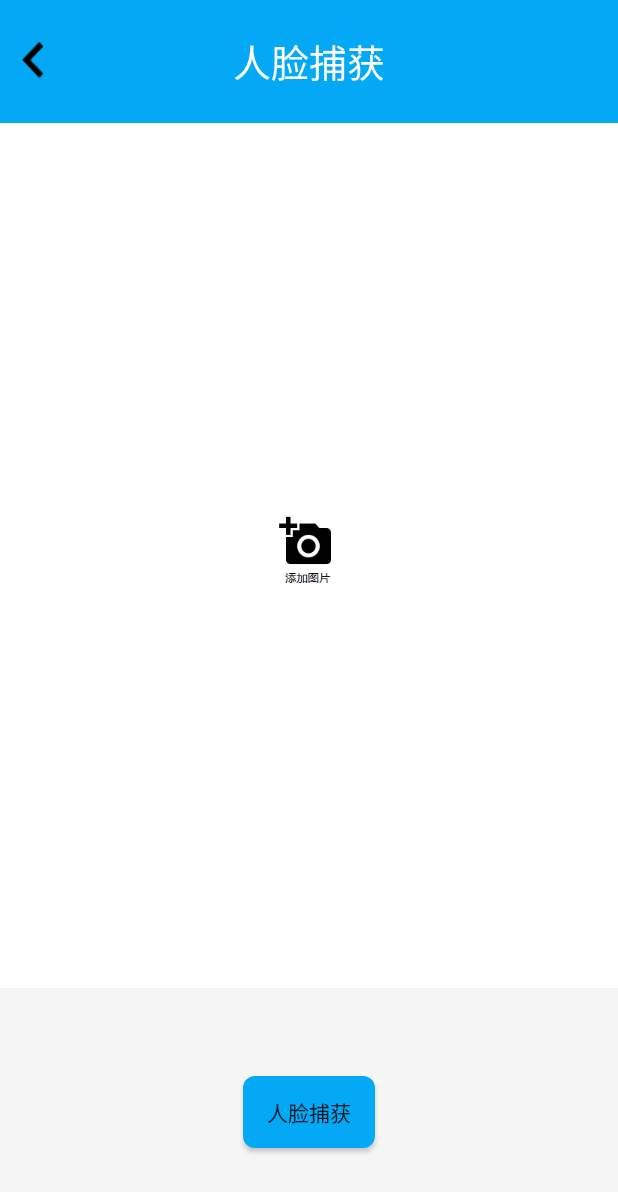
After one commit to Marsor707/FaceRecognition, an Android app: the CaptureActivity screen opened directly, with no data from a screen before it, on a phone screen of 412 x 824 dp. The commit adds this screen. Shown: the top 1192 px of the screen. Run offline under Robolectric (Android 15) with nearby library versions, the phone set to English and light mode, and no system bars.

Commit message:
1、实现了人脸捕获功能

```diff
--- a/app/src/main/AndroidManifest.xml
+++ b/app/src/main/AndroidManifest.xml
@@ -37,6 +37,8 @@
             android:screenOrientation="portrait"/>
         <activity android:name=".TrackCameraActivity"
             android:screenOrientation="portrait"/>
+        <activity android:name=".CaptureActivity"
+            android:screenOrientation="portrait"/>
     </application>
 
 </manifest>
--- /dev/null
+++ b/app/src/main/java/com/facerecognition/CaptureActivity.java
@@ -0,0 +1,112 @@
+package com.facerecognition;
+
+import android.content.ContentResolver;
+import android.content.Intent;
+import android.graphics.Bitmap;
+import android.graphics.BitmapFactory;
+import android.graphics.Canvas;
+import android.graphics.Color;
+import android.graphics.Paint;
+import android.graphics.PointF;
+import android.media.FaceDetector;
+import android.net.Uri;
+import android.os.Bundle;
+import android.support.annotation.Nullable;
+import android.support.v7.app.AppCompatActivity;
+import android.view.View;
+import android.widget.Button;
+import android.widget.ImageButton;
+import android.widget.Toast;
+
+import java.io.FileNotFoundException;
+
+/**
+ * Created by marsor on 2017/5/9.
+ */
+
+public class CaptureActivity extends AppCompatActivity {
+    private static final int REQUEST_CODE=1;
+    private static final int NUMBER_OF_FACES=5;
+    private static final String TAG = "CaptureActivity";
+    private int imageWidth,imageHeight,detectedFaces;
+    private FaceDetector faceDetector;
+    private FaceDetector.Face[] faces;
+    private ImageButton capturePhoto;
+    private Button capture;
+    private Bitmap myBitMap;
+    private Paint paint;
+    @Override
+    protected void onCreate(@Nullable Bundle savedInstanceState) {
+        super.onCreate(savedInstanceState);
+        setContentView(R.layout.capture);
+        init();
+    }
+
+    private void init(){
+        paint=new Paint();
+        paint.setColor(Color.GREEN);
+        paint.setStrokeWidth(2);
+        paint.setStyle(Paint.Style.STROKE);
+        capturePhoto= (ImageButton) findViewById(R.id.capturePhoto);
+        capture= (Button) findViewById(R.id.capture);
+        capturePhoto.setOnClickListener(new View.OnClickListener() {
+            @Override
+            public void onClick(View v) {
+                Intent intent=new Intent();
+                intent.setType("image/*");
+                intent.setAction(Intent.ACTION_GET_CONTENT);
+                startActivityForResult(intent,REQUEST_CODE);
+            }
+        });
+        capture.setOnClickListener(new View.OnClickListener() {
+            @Override
+            public void onClick(View v) {
+                if(myBitMap!=null){
+                    imageHeight=myBitMap.getHeight();
+                    imageWidth=myBitMap.getWidth();
+                    faces=new FaceDetector.Face[NUMBER_OF_FACES];
+                    faceDetector=new FaceDetector(imageWidth,imageHeight,NUMBER_OF_FACES);
+                    detectedFaces=faceDetector.findFaces(myBitMap,faces);
+                    if(detectedFaces<=0){
+                        Toast.makeText(CaptureActivity.this,"找不到人脸",Toast.LENGTH_SHORT).show();
+                    }else {
+                        drawFace(faces);
+                        capturePhoto.setImageBitmap(myBitMap);
+                    }
+                }
+            }
+        });
+    }
+
+    @Override
+    protected void onActivityResult(int requestCode, int resultCode, Intent data) {
+        if(requestCode==REQUEST_CODE&&resultCode==RESULT_OK){
+            if(data!=null){
+                Uri uri=data.getData();
+                ContentResolver contentResolver=getContentResolver();
+                try {
+                    Bitmap bitmap = BitmapFactory.decodeStream(contentResolver.openInputStream(uri));
+                    myBitMap=bitmap.copy(Bitmap.Config.RGB_565,true);
+                    capturePhoto.setImageBitmap(bitmap);
+                } catch (FileNotFoundException e) {
+                    e.printStackTrace();
+                }
+            }
+        }
+        super.onActivityResult(requestCode, resultCode, data);
+    }
+
+    private void drawFace(FaceDetector.Face[] faces){
+        float eyeDistance=0f;
+        Canvas canvas=new Canvas(myBitMap);
+        for(int i=0;i<faces.length;i++){
+            FaceDetector.Face face=faces[i];
+            if(face!=null){
+                PointF pointF=new PointF();
+                face.getMidPoint(pointF);
+                eyeDistance=face.eyesDistance();
+                canvas.drawRect(pointF.x-eyeDistance,pointF.y-eyeDistance,pointF.x+eyeDistance,pointF.y+eyeDistance,paint);
+            }
+        }
+    }
+}
--- a/app/src/main/java/com/facerecognition/MainActivity.java
+++ b/app/src/main/java/com/facerecognition/MainActivity.java
@@ -94,6 +94,11 @@ public class MainActivity extends AppCompatActivity implements AdapterView.OnIte
                 startActivity(intent);
                 break;
             }
+            case 4:{
+                Intent intent=new Intent(MainActivity.this,CaptureActivity.class);
+                startActivity(intent);
+                break;
+            }
             default:break;
         }
     }
--- /dev/null
+++ b/app/src/main/res/layout/capture.xml
@@ -0,0 +1,43 @@
+<?xml version="1.0" encoding="utf-8"?>
+<LinearLayout xmlns:android="http://schemas.android.com/apk/res/android"
+    android:layout_width="match_parent"
+    android:layout_height="match_parent"
+    android:orientation="vertical"
+    android:layout_weight="1"
+    android:background="#F5F5F5">
+
+    <view.TitleLayout
+        xmlns:android="http://schemas.android.com/apk/res/android"
+        xmlns:custom="http://schemas.android.com/apk/res-auto"
+        android:layout_width="match_parent"
+        android:layout_height="0dp"
+        android:layout_weight="1"
+        custom:title="人脸捕获"/>
+
+    <LinearLayout
+        android:layout_width="match_parent"
+        android:layout_height="0dp"
+        android:layout_weight="7"
+        android:background="#ffffff"
+        android:gravity="center">
+        <ImageButton
+            android:id="@+id/capturePhoto"
+            android:layout_width="wrap_content"
+            android:layout_height="wrap_content"
+            android:background="@mipmap/addphoto_text"/>
+
+    </LinearLayout>
+
+    <LinearLayout
+        android:layout_width="match_parent"
+        android:layout_height="0dp"
+        android:layout_weight="2"
+        android:gravity="center">
+        <Button
+            android:id="@+id/capture"
+            android:layout_width="wrap_content"
+            android:layout_height="wrap_content"
+            android:background="@drawable/btn_shape"
+            android:text="人脸捕获"/>
+    </LinearLayout>
+</LinearLayout>
```
